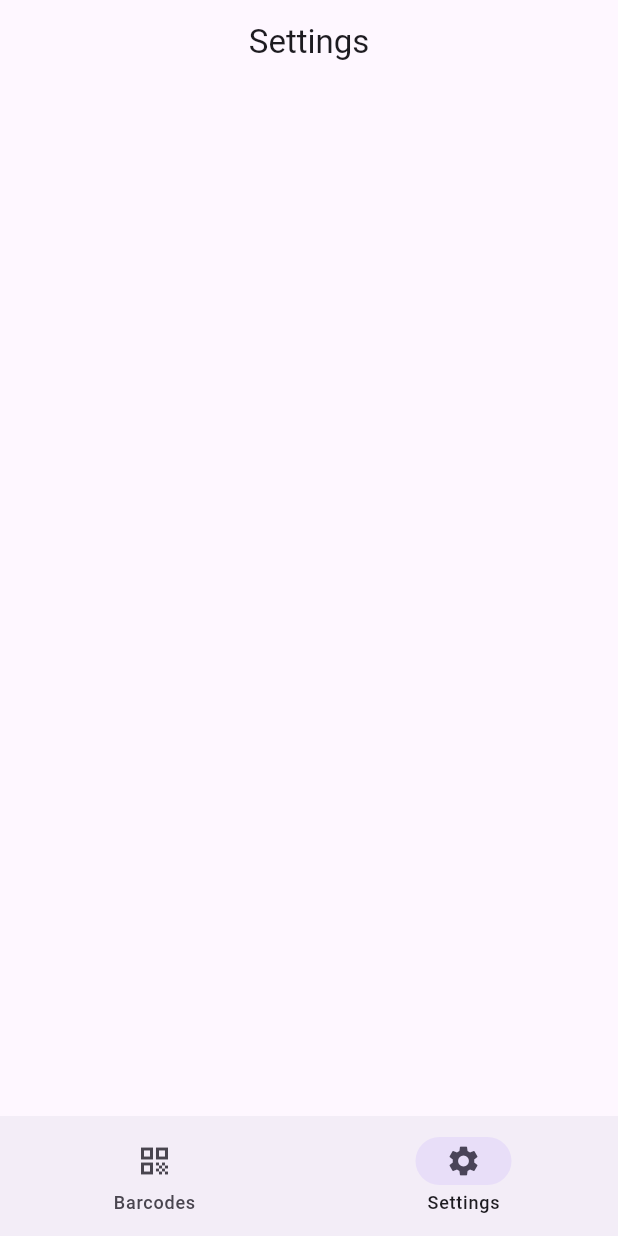
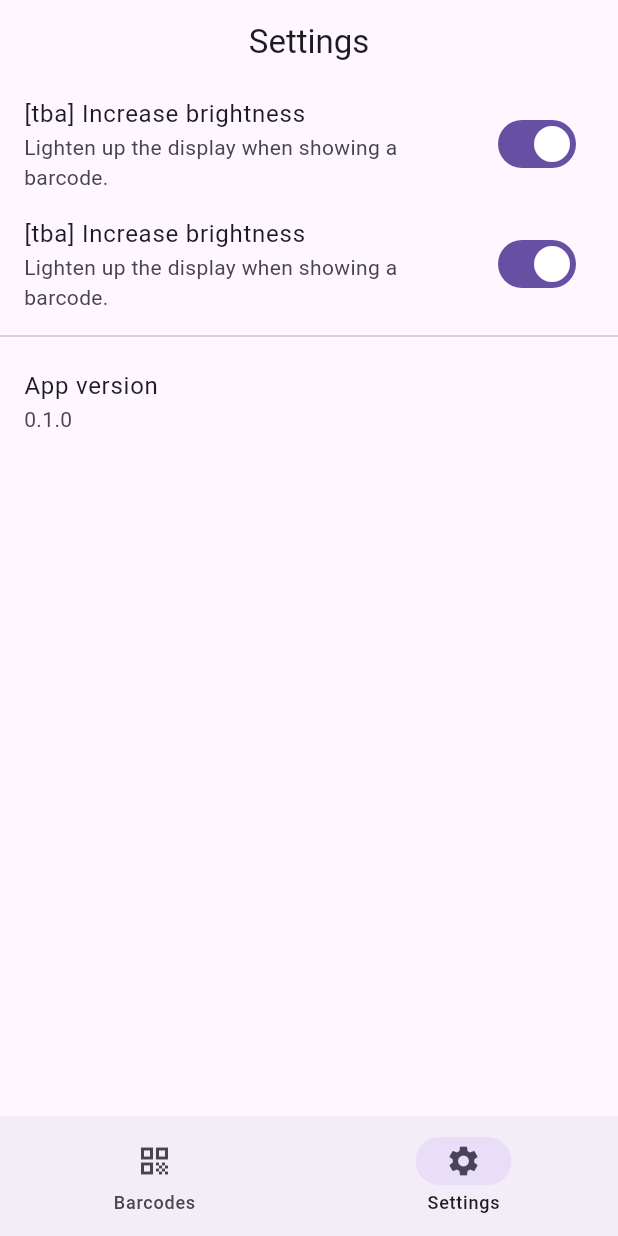
Before and after one commit to cygairko/barcodes-app, a Flutter app: the screen it shows after launch, item 2 of the bottom bar chosen, on a phone screen of 412 x 824 dp. Run offline on Flutter 3.47's test engine with Material 3 defaults, Android fonts, the phone set to English and light mode, and no system bars; our stand-ins replace barcode_widget, flutter_riverpod, freezed_annotation, go_router, riverpod_annotation, sembast and 1 more; generated files the repository leaves out were written again.

Commit message:
Starting with settings

```diff
--- a/lib/app_startup.dart
+++ b/lib/app_startup.dart
@@ -20,6 +20,7 @@ Future<void> appStartup(AppStartupRef ref) async {
     // list of providers to be warmed up
 
     ref.watch(dataStoreProvider.future), // for Sembast
+    // ref.watch(packageInfoProvider.future),
     // ref.watch(onboardingRepositoryProvider.future)
   ]);
 }
--- a/lib/features/barcodes/presentation/add_entry_screen.dart
+++ b/lib/features/barcodes/presentation/add_entry_screen.dart
@@ -1,4 +1,5 @@
 import 'package:barcodes/features/barcodes/presentation/add_entry_form.dart';
+import 'package:barcodes/l10n/l10n.dart';
 import 'package:flutter/material.dart';
 import 'package:flutter_riverpod/flutter_riverpod.dart';
 
@@ -8,7 +9,9 @@ class AddEntryScreen extends ConsumerWidget {
   @override
   Widget build(BuildContext context, WidgetRef ref) {
     return Scaffold(
-      appBar: AppBar(),
+      appBar: AppBar(
+        title: Text(context.l10n.appBarTitleAddBarcodeScreen),
+      ),
       body: const AddEntryForm(),
     );
   }
--- a/lib/features/settings/presentation/settings_page.dart
+++ b/lib/features/settings/presentation/settings_page.dart
@@ -11,7 +11,27 @@ class SettingsPage extends ConsumerWidget {
       appBar: AppBar(
         title: Text(context.l10n.appBarTitleSettings),
       ),
-      body: Container(),
+      body: ListView(
+        children: [
+          SwitchListTile.adaptive(
+            title: Text('[tba] ${context.l10n.settingsIncreaseBrigtnessTitle}'),
+            subtitle: Text(context.l10n.settingsIncreaseBrigtnessSubtitle),
+            value: true,
+            onChanged: (bool value) {},
+          ),
+          SwitchListTile.adaptive(
+            title: Text('[tba] ${context.l10n.settingsIncreaseBrigtnessTitle}'),
+            subtitle: Text(context.l10n.settingsIncreaseBrigtnessSubtitle),
+            value: true,
+            onChanged: (bool value) {},
+          ),
+          const Divider(),
+          ListTile(
+            title: Text(context.l10n.settingsIncreaseAppVersionTitle),
+            subtitle: Text('0.1.0'),
+          ),
+        ],
+      ),
     );
   }
 }
--- a/lib/l10n/arb/app_en.arb
+++ b/lib/l10n/arb/app_en.arb
@@ -32,6 +32,10 @@
   "@appBarTitleBarcodeScreen": {
     "description": "appBarTitleBarcodeScreen"
   },
+  "appBarTitleAddBarcodeScreen": "Create barcode",
+  "@appBarTitleAddBarcodeScreen": {
+    "description": "appBarTitleAddBarcodeScreen"
+  },
   "noContentFound": "No content found",
   "@noContentFound": {
     "description": "noContentFound"
@@ -59,5 +63,29 @@
   "labelAddFormEntryTypeDropdown": "Barcode type",
   "@labelAddFormEntryTypeDropdown": {
     "description": "labelAddFormEntryTypeDropdown"
+  },
+  "textBarcodeInfoNoContentTitle": "No data",
+  "@textBarcodeInfoNoContentTitle": {
+    "description": "textBarcodeInfoNoContentTitle"
+  },
+  "textBarcodeInfoNoContentMessage": "for this barcode entry",
+  "@textBarcodeInfoNoContentMessage": {
+    "description": "textBarcodeInfoNoContentMessage"
+  },
+  "settingsIncreaseBrigtnessTitle": "Increase brightness",
+  "@settingsIncreaseBrigtnessTitle": {
+    "description": "settingsIncreaseBrigtnessTitle"
+  },
+  "settingsIncreaseBrigtnessSubtitle": "Lighten up the display when showing a barcode.",
+  "@settingsIncreaseBrigtnessSubtitle": {
+    "description": "settingsIncreaseBrigtnessSubtitle"
+  },
+  "settingsIncreaseAppVersionTitle": "App version",
+  "@settingsIncreaseAppVersionTitle": {
+    "description": "settingsIncreaseAppVersionTitle"
+  },
+  "settingsIncreaseAppVersionSubtitle": "Lighten up the display when showing a barcode.",
+  "@settingsIncreaseAppVersionSubtitle": {
+    "description": "settingsIncreaseAppVersionSubtitle"
   }
 }
--- a/pubspec.yaml
+++ b/pubspec.yaml
@@ -25,7 +25,9 @@ dependencies:
   sembast: ^3.6.0
   sembast_web: ^2.3.0
   go_router: ^13.2.1
+
   path_provider: ^2.1.2
+  package_info_plus: ^6.0.0
 
 dev_dependencies:
   flutter_test:
```
Also changed, not shown: lib/features/barcodes/presentation/add_entry_form.dart (+12 -0 lines), lib/features/barcodes/presentation/barcode_screen.dart (+8 -2 lines), lib/features/settings/data/settings_repository.dart (added, +16 -0 lines), lib/utils/package_info.dart (added, +8 -0 lines), lib/features/settings/data/settings_repository.g.dart (added), lib/features/settings/presentation/settings_page_controller.dart (added), pubspec.lock.
